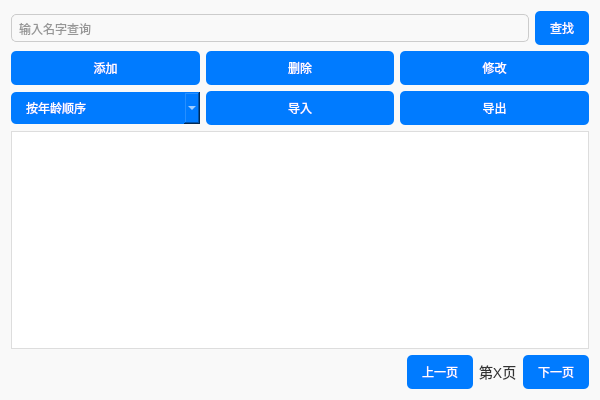
Above: doctorview.ui from zhuguotiao/Lab before the change. Below: the same form after it.
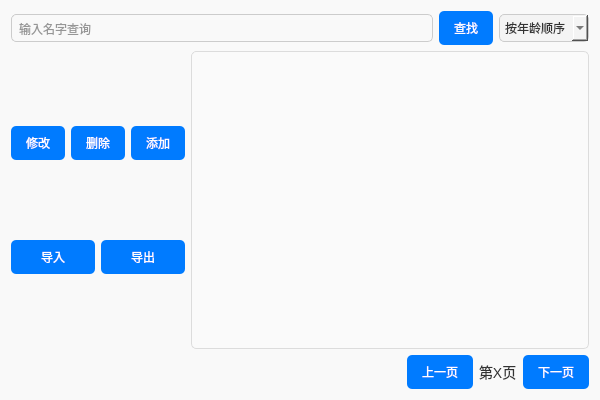
That is the form after the change. Icons and pictures are not drawn.

```diff
--- a/doctorview.ui
+++ b/doctorview.ui
@@ -32,13 +32,6 @@
         border-radius: 5px;
         padding: 8px 15px;
     }
-	QComboBox {
-        background-color: #007bff;
-        color: white;
-        border: none;
-        border-radius: 5px;
-        padding: 8px 15px;
-    }
     QPushButton:hover {
         background-color: #0056b3;
     }
@@ -54,9 +47,9 @@
     }
    </string>
   </property>
-  <layout class="QVBoxLayout" name="verticalLayout">
+  <layout class="QVBoxLayout" name="verticalLayout_2">
    <item>
-    <layout class="QHBoxLayout" name="horizontalLayoutQuery">
+    <layout class="QHBoxLayout" name="horizontalLayout">
      <item>
       <widget class="QLineEdit" name="textSearch">
        <property name="placeholderText">
@@ -71,68 +64,171 @@
        </property>
       </widget>
      </item>
+     <item>
+      <widget class="QComboBox" name="orderCombo">
+       <property name="styleSheet">
+        <string notr="true">
+       QComboBox {
+          background-color: #f4f4f4;
+          border-radius: 5px;
+          padding: 5px;
+		border: 1px solid #ccc;
+         }
+</string>
+       </property>
+       <item>
+        <property name="text">
+         <string>按年龄顺序</string>
+        </property>
+       </item>
+       <item>
+        <property name="text">
+         <string>按年龄逆序</string>
+        </property>
+       </item>
+       <item>
+        <property name="text">
+         <string>按职称顺序</string>
+        </property>
+       </item>
+       <item>
+        <property name="text">
+         <string>按职称逆序</string>
+        </property>
+       </item>
+      </widget>
+     </item>
     </layout>
    </item>
    <item>
-    <layout class="QGridLayout" name="gridLayoutButtons">
-     <item row="0" column="0">
-      <widget class="QPushButton" name="btAdd">
-       <property name="text">
-        <string>添加</string>
-       </property>
-      </widget>
-     </item>
-     <item row="0" column="1">
-      <widget class="QPushButton" name="btDelete">
-       <property name="text">
-        <string>删除</string>
-       </property>
-      </widget>
-     </item>
-     <item row="0" column="2">
+    <layout class="QHBoxLayout" name="horizontalLayout_5">
+     <item>
+      <layout class="QVBoxLayout" name="verticalLayout">
+       <item>
+        <spacer name="verticalSpacer_3">
+         <property name="orientation">
+          <enum>Qt::Orientation::Vertical</enum>
+         </property>
+         <property name="sizeHint" stdset="0">
+          <size>
+           <width>20</width>
+           <height>40</height>
+          </size>
+         </property>
+        </spacer>
+       </item>
+       <item>
+        <layout class="QHBoxLayout" name="horizontalLayout_4">
+         <item>
       <widget class="QPushButton" name="btEdit">
        <property name="text">
         <string>修改</string>
        </property>
       </widget>
      </item>
-     <item row="1" column="1">
+         <item>
+          <widget class="QPushButton" name="btDelete">
+           <property name="text">
+            <string>删除</string>
+           </property>
+          </widget>
+         </item>
+         <item>
+          <widget class="QPushButton" name="btAdd">
+           <property name="text">
+            <string>添加</string>
+           </property>
+          </widget>
+         </item>
+        </layout>
+       </item>
+       <item>
+        <spacer name="verticalSpacer">
+         <property name="orientation">
+          <enum>Qt::Orientation::Vertical</enum>
+         </property>
+         <property name="sizeHint" stdset="0">
+          <size>
+           <width>20</width>
+           <height>40</height>
+          </size>
+         </property>
+        </spacer>
+       </item>
+       <item>
+        <layout class="QHBoxLayout" name="horizontalLayout_3">
+         <item>
       <widget class="QPushButton" name="btImport">
        <property name="text">
         <string>导入</string>
        </property>
       </widget>
      </item>
-     <item row="1" column="2">
+         <item>
       <widget class="QPushButton" name="btExport">
        <property name="text">
         <string>导出</string>
        </property>
       </widget>
      </item>
-     <item row="1" column="0">
-      <widget class="QComboBox" name="comboBox">
-       <item>
-        <property name="text">
-         <string>按年龄顺序</string>
-        </property>
+        </layout>
        </item>
        <item>
-        <property name="text">
-         <string>按年龄逆序</string>
-        </property>
+        <spacer name="verticalSpacer_2">
+         <property name="orientation">
+          <enum>Qt::Orientation::Vertical</enum>
+         </property>
+         <property name="sizeHint" stdset="0">
+          <size>
+           <width>20</width>
+           <height>40</height>
+          </size>
+         </property>
+        </spacer>
        </item>
+      </layout>
+     </item>
        <item>
-        <property name="text">
-         <string>按职称</string>
-        </property>
-       </item>
+      <widget class="QTableView" name="tableView">
+       <property name="styleSheet">
+        <string notr="true"> QTableView {
+        border: 1px solid #dcdcdc;
+        border-radius: 5px;
+        background-color: #fafafa;
+       }
+       QTableView::item {
+        padding: 8px;
+       }
+       QTableView::horizontalHeader {
+        background-color: #2196F3;
+        color: white;
+       }
+       QTableView::verticalHeader {
+        background-color: #f0f0f0;
+       }
+       QTableView::item:selected {
+        background-color: #4CAF50;
+        color: white;
+       }</string>
+       </property>
       </widget>
      </item>
     </layout>
    </item>
    <item>
-    <widget class="QTableView" name="tableView"/>
+    <layout class="QHBoxLayout" name="horizontalLayout_2">
+     <item>
+      <spacer name="horizontalSpacer_2">
+       <property name="orientation">
+        <enum>Qt::Orientation::Horizontal</enum>
+       </property>
+       <property name="sizeHint" stdset="0">
+        <size>
+         <width>40</width>
+         <height>20</height>
+        </size>
+       </property>
+      </spacer>
    </item>
    <item>
     <layout class="QHBoxLayout" name="horizontalLayoutPagination">
@@ -173,6 +269,8 @@
     </layout>
    </item>
   </layout>
+   </item>
+  </layout>
  </widget>
  <resources/>
  <connections/>
```
Left out of the diff: 12 changed lines with no effect on the pictures. Lines whose indentation alone changed are shown as unchanged.
